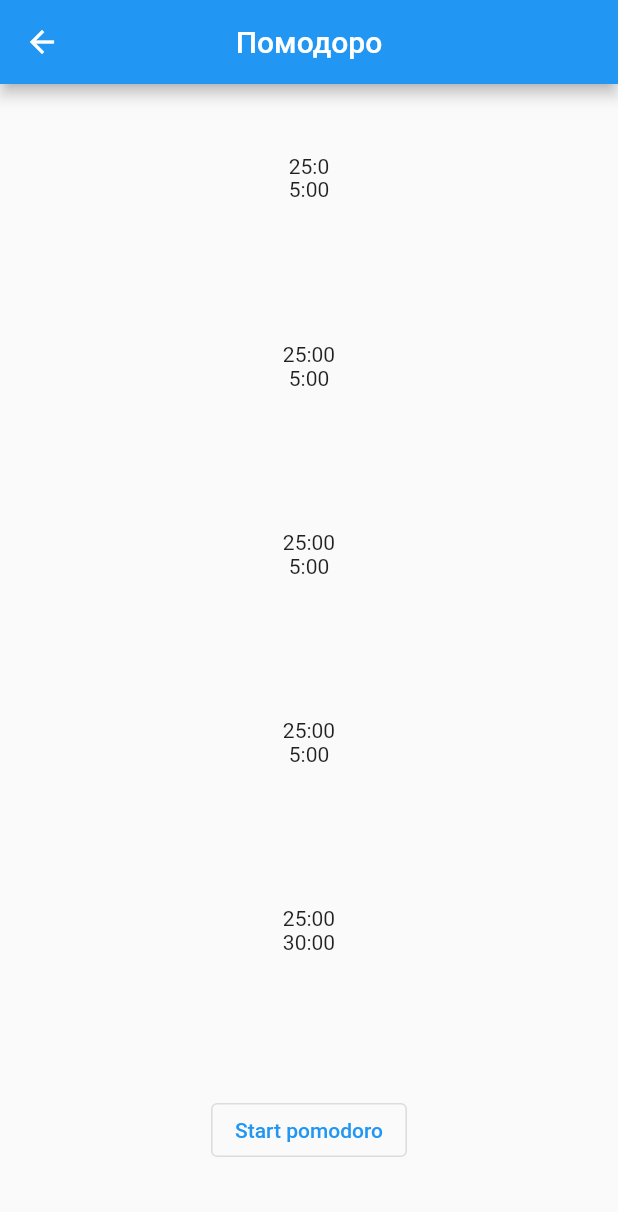
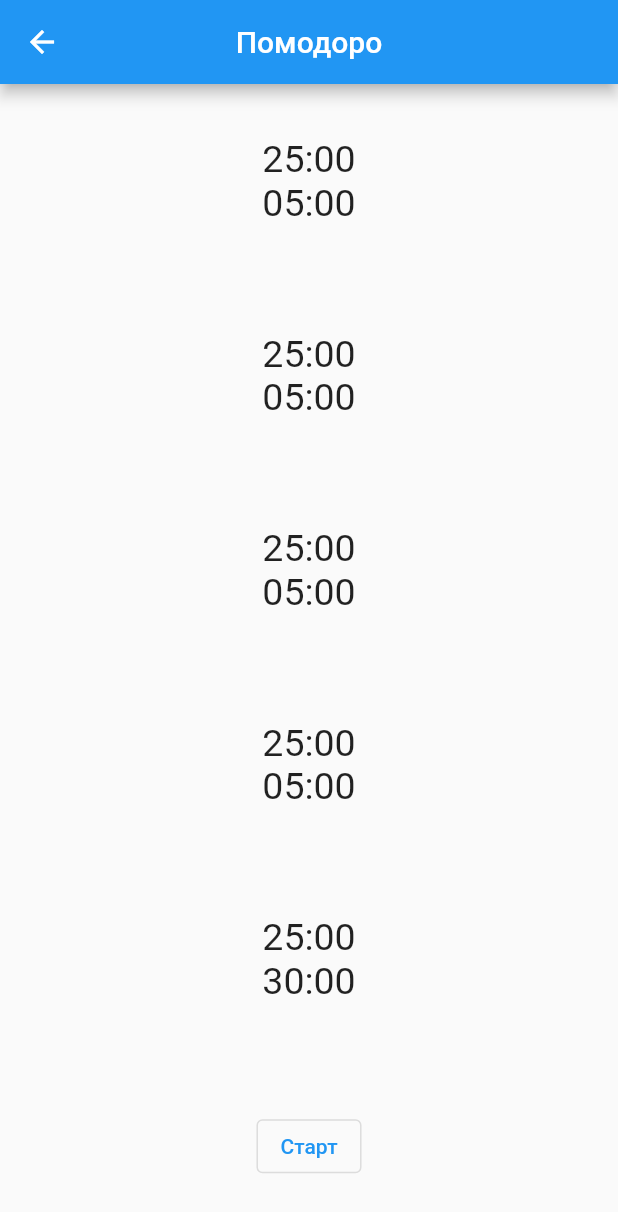
Before and after one commit to MityugovKonstantin/pomodoro-tracker, a Flutter app: the PomodoroPage screen opened by its route, on a phone screen of 412 x 824 dp. Shown: the top 1212 px of the screen. Run offline on Flutter 3.47's test engine with Material 2 defaults, Android fonts, the light colour scheme and no system bars; our stand-ins replace audioplayers, cloud_firestore, firebase_core; accounts and stored records are empty.

Commit message:
Format pomodoro and timer page
Added TimerFormat calss to format timer and changed text style

```diff
--- a/lib/pages/pomodoro_page.dart
+++ b/lib/pages/pomodoro_page.dart
@@ -1,6 +1,7 @@
 import 'dart:async';
 
 import 'package:flutter/material.dart';
+import 'package:pomodoro_tracker/widgets/timer_format.dart';
 
 class PomodoroPage extends StatefulWidget {
   const PomodoroPage({Key? key}) : super(key: key);
@@ -59,18 +60,22 @@ class _PomodoroPageState extends State<PomodoroPage> {
                     Container(
                       alignment: Alignment.center,
                       child: (iteration < i * 2)
-                          ? const Text('25:00')
+                          ? const Text('25:00', style: TextStyle(fontSize: 25))
                           : (iteration > i * 2)
-                              ? const Text('Done')
-                              : Text('$minute:$second'),
+                              ? const Text('Done',
+                                  style: TextStyle(fontSize: 25))
+                              : Text(TimerFormat.pomodoro(minute, second),
+                                  style: TextStyle(fontSize: 25)),
                     ),
                     Container(
                       alignment: Alignment.center,
                       child: (iteration < (i * 2 + 1))
-                          ? const Text('5:00')
+                          ? const Text('05:00', style: TextStyle(fontSize: 25))
                           : (iteration > (i * 2 + 1))
-                              ? const Text('Done')
-                              : Text('$minute:$second'),
+                              ? const Text('Done',
+                                  style: TextStyle(fontSize: 25))
+                              : Text(TimerFormat.pomodoro(minute, second),
+                                  style: TextStyle(fontSize: 25)),
                     )
                   ],
                 ),
@@ -79,18 +84,20 @@ class _PomodoroPageState extends State<PomodoroPage> {
                   Container(
                     alignment: Alignment.center,
                     child: (iteration < 8)
-                        ? const Text('25:00')
+                        ? const Text('25:00', style: TextStyle(fontSize: 25))
                         : (iteration > 8)
-                            ? const Text('Done')
-                            : Text('$minute:$second'),
+                            ? const Text('Done', style: TextStyle(fontSize: 25))
+                            : Text(TimerFormat.pomodoro(minute, second),
+                                style: TextStyle(fontSize: 25)),
                   ),
                   Container(
                     alignment: Alignment.center,
                     child: (iteration < 9)
-                        ? const Text('30:00')
+                        ? const Text('30:00', style: TextStyle(fontSize: 25))
                         : (iteration > 9)
-                            ? const Text('Done')
-                            : Text('$minute:$second'),
+                            ? const Text('Done', style: TextStyle(fontSize: 25))
+                            : Text(TimerFormat.pomodoro(minute, second),
+                                style: TextStyle(fontSize: 25)),
                   )
                 ],
               ),
@@ -102,7 +109,7 @@ class _PomodoroPageState extends State<PomodoroPage> {
                         });
                         _timerStart();
                       },
-                      child: const Text('Start pomodoro'))
+                      child: const Text('Старт'))
                   : const Text('')
             ],
           ),
--- /dev/null
+++ b/lib/widgets/timer_format.dart
@@ -0,0 +1,14 @@
+class TimerFormat {
+  static pomodoro(int minutes, int seconds) {
+    String minutesString = (minutes < 10) ? '0$minutes' : '$minutes';
+    String secondsString = (seconds < 10) ? '0$seconds' : '$seconds';
+    return '$minutesString:$secondsString';
+  }
+
+  static timer(int hours, int minutes, int seconds) {
+    String hoursString = (hours < 10) ? '0$hours' : '$hours';
+    String minutesString = (minutes < 10) ? '0$minutes' : '$minutes';
+    String secondsString = (seconds < 10) ? '0$seconds' : '$seconds';
+    return '$hoursString:$minutesString:$secondsString';
+  }
+}
```
Also changed, not shown: lib/pages/timer_page.dart (+22 -21 lines).
